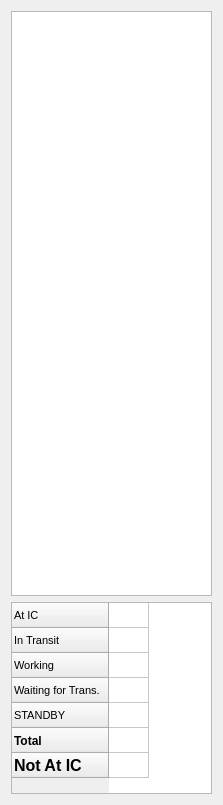
Above: designer/teamTabsPopup.ui from ncssar/radiolog before the change. Below: the same form after it.
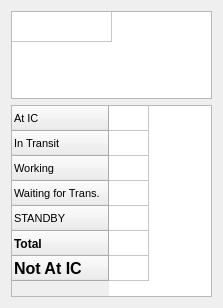
That is the form after the change.

Diff of the .ui file:
```diff
--- a/designer/teamTabsPopup.ui
+++ b/designer/teamTabsPopup.ui
@@ -7,7 +7,7 @@
     <x>0</x>
     <y>0</y>
     <width>223</width>
-    <height>805</height>
+    <height>308</height>
    </rect>
   </property>
   <property name="font">
@@ -31,6 +31,16 @@
      <attribute name="verticalHeaderVisible">
       <bool>false</bool>
      </attribute>
+     <row>
+      <property name="text">
+       <string>starter</string>
+      </property>
+     </row>
+     <column>
+      <property name="text">
+       <string>starter</string>
+      </property>
+     </column>
     </widget>
    </item>
    <item>
```
